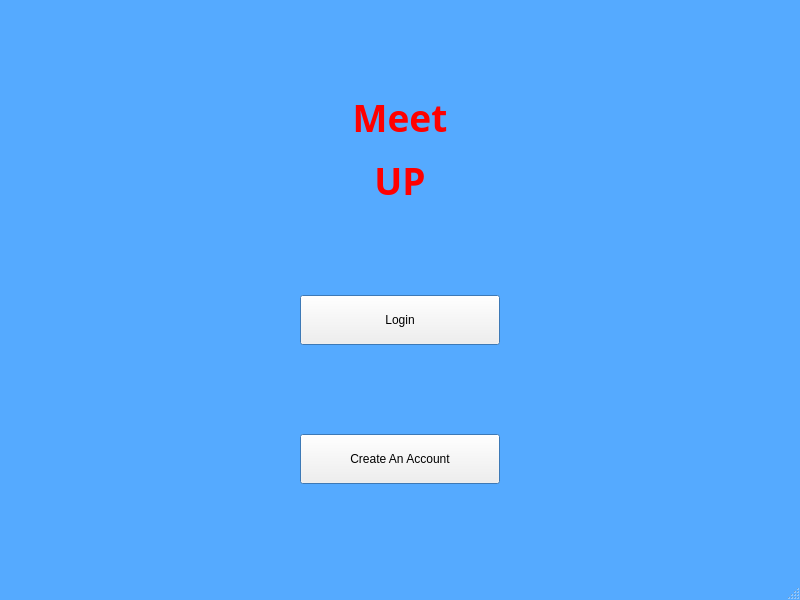
First picture: the form in loginCreate.ui, repository smhavens/MeetUp, before the edit.
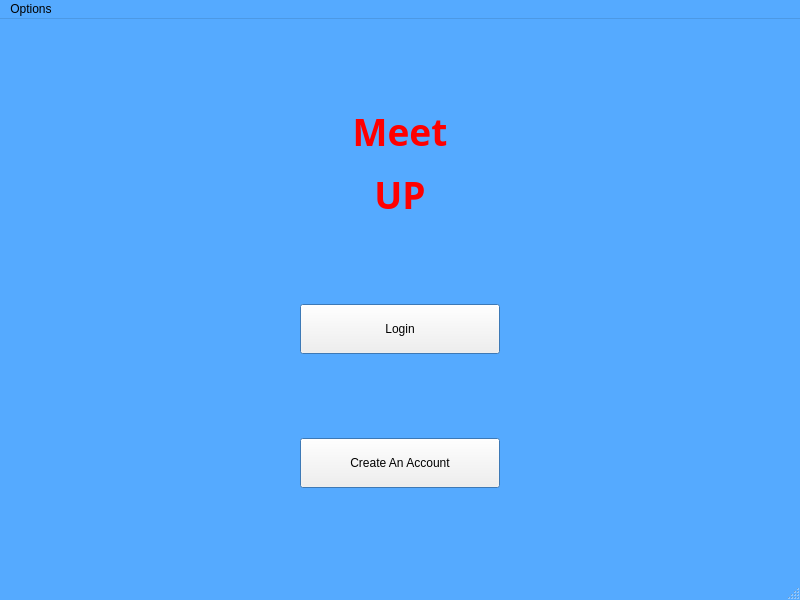
Second picture: the form after the edit.

Patch:
```diff
--- a/loginCreate.ui
+++ b/loginCreate.ui
@@ -162,6 +162,17 @@
      <height>33</height>
     </rect>
    </property>
+   <property name="autoFillBackground">
+    <bool>true</bool>
+   </property>
+   <widget class="QMenu" name="menuHome">
+    <property name="title">
+     <string>Options</string>
+    </property>
+    <addaction name="actionHome"/>
+    <addaction name="actionLogout"/>
+   </widget>
+   <addaction name="menuHome"/>
   </widget>
   <widget class="QStatusBar" name="statusbar"/>
  </widget>
```
Left out of the diff: 10 changed lines with no effect on the pictures.
